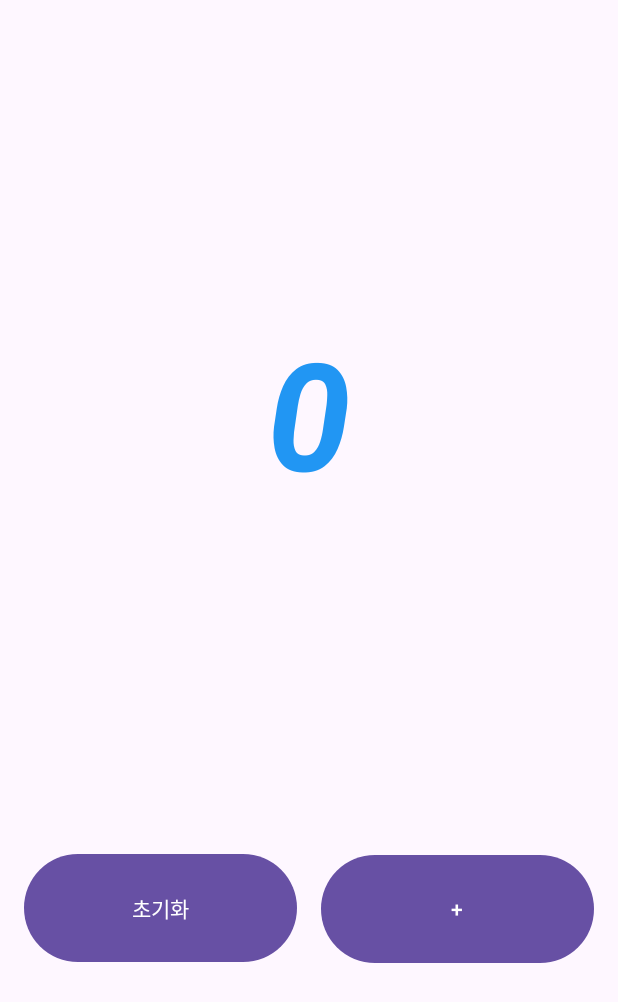
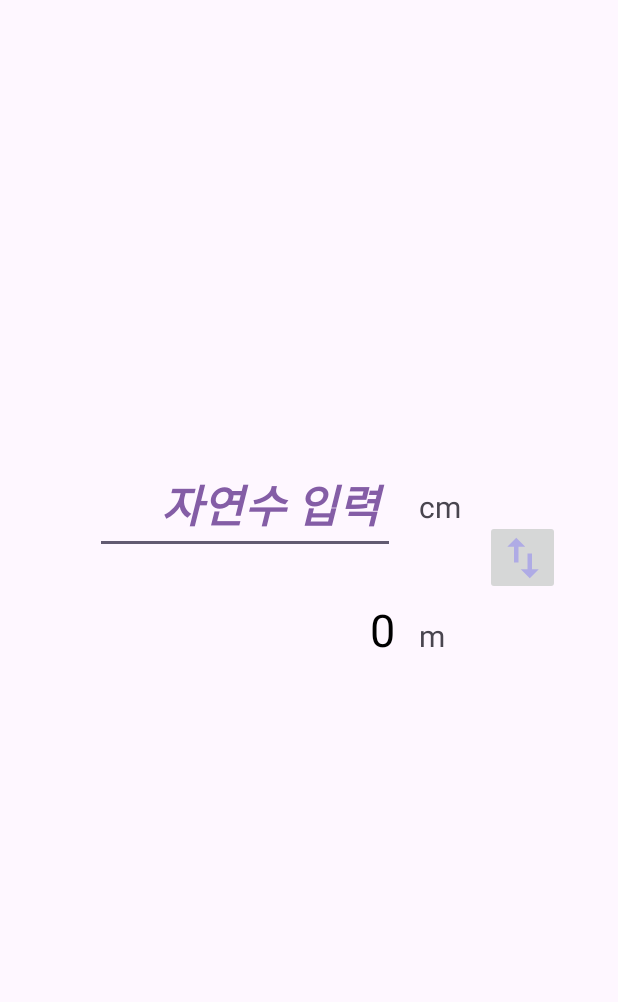
Before and after one commit to d-abing/Android_Basic_study, an Android app: the screen it shows after launch (MainActivity before the commit, ConverterActivity after it), on a phone screen of 412 x 824 dp. Shown: the top 1002 px of the screen. Run offline under Robolectric (Android 15) with nearby library versions, the phone set to English and light mode, and no system bars.

Commit message:
<Part1:Ch3:07>
단위 변환기 앱

```diff
--- a/app/build.gradle.kts
+++ b/app/build.gradle.kts
@@ -4,11 +4,11 @@ plugins {
 }
 
 android {
-    namespace = "com.example.chapter2"
+    namespace = "com.example.fastcampusbasic"
     compileSdk = 34
 
     defaultConfig {
-        applicationId = "com.example.chapter2"
+        applicationId = "com.example.fastcampusbasic"
         minSdk = 28
         targetSdk = 34
         versionCode = 1
@@ -45,6 +45,7 @@ dependencies {
     implementation("androidx.appcompat:appcompat:1.6.1")
     implementation("com.google.android.material:material:1.12.0")
     implementation("androidx.constraintlayout:constraintlayout:2.1.4")
+    implementation("androidx.activity:activity:1.8.0")
     testImplementation("junit:junit:4.13.2")
     androidTestImplementation("androidx.test.ext:junit:1.1.5")
     androidTestImplementation("androidx.test.espresso:espresso-core:3.5.1")
--- /dev/null
+++ b/app/src/main/java/com/example/fastcampusbasic/ConverterActivity.kt
@@ -0,0 +1,68 @@
+package com.example.fastcampusbasic
+
+import android.os.Bundle
+import android.util.Log
+import androidx.appcompat.app.AppCompatActivity
+import androidx.core.widget.addTextChangedListener
+import com.example.fastcampusbasic.databinding.ActivityConverterBinding
+import java.math.BigDecimal
+import java.math.RoundingMode
+import kotlin.text.Typography.times
+
+class ConverterActivity : AppCompatActivity() {
+    private lateinit var binding: ActivityConverterBinding
+    private var cmToM = true
+
+    override fun onCreate(savedInstanceState: Bundle?) {
+        super.onCreate(savedInstanceState)
+        binding = ActivityConverterBinding.inflate(layoutInflater)
+        setContentView(binding.root)
+
+        cmToM = savedInstanceState?.getBoolean("cmToM") ?: true
+        setUnit()
+
+        var inputNumber = 0
+        binding.inputEt.addTextChangedListener { text ->
+            inputNumber = if(text.isNullOrEmpty()) {
+                0
+            } else {
+                text.toString().toInt()
+            }
+            setOutput(inputNumber)
+        }
+
+        binding.swapIb.setOnClickListener {
+            cmToM = !cmToM
+            setUnit()
+            setOutput(inputNumber)
+        }
+    }
+
+    override fun onSaveInstanceState(outState: Bundle) {
+        outState.putBoolean("cmToM", cmToM)
+        super.onSaveInstanceState(outState)
+    }
+
+    private fun setUnit() {
+        binding.inputUnitTv.text = if(cmToM) "cm" else "m"
+        binding.outputUnitTv.text = if(cmToM) "m" else "cm"
+    }
+
+    private fun setOutput(inputNumber: Int) {
+        if(cmToM) {
+            binding.outputTv.text = cmToMConvert(inputNumber)
+        } else {
+            binding.outputTv.text = mToCmConvert(inputNumber)
+        }
+    }
+
+    private fun cmToMConvert(cm: Int): String {
+        val number = BigDecimal(cm)
+        val times = BigDecimal("0.01")
+        return number.multiply(times).setScale(2,RoundingMode.HALF_UP).toString()
+    }
+
+    private fun mToCmConvert(m: Int): String {
+        return m.times(100).toString()
+    }
+}
--- a/app/src/main/java/com/example/chapter2/MainActivity.kt
+++ b/app/src/main/java/com/example/fastcampusbasic/CounterActivity.kt
@@ -1,17 +1,15 @@
-package com.example.chapter2
+package com.example.fastcampusbasic
 
 import androidx.appcompat.app.AppCompatActivity
 import android.os.Bundle
-import android.os.PersistableBundle
-import android.util.Log
-import com.example.chapter2.databinding.ActivityMainBinding
+import com.example.fastcampusbasic.databinding.ActivityCounterBinding
 
-class MainActivity : AppCompatActivity() {
+class CounterActivity : AppCompatActivity() {
     private var number = 0
 
     override fun onCreate(savedInstanceState: Bundle?) {
         super.onCreate(savedInstanceState)
-        val binding = ActivityMainBinding.inflate(layoutInflater)
+        val binding = ActivityCounterBinding.inflate(layoutInflater)
         setContentView(binding.root)
 
         number = savedInstanceState?.getInt("number") ?: 0
--- /dev/null
+++ b/app/src/main/res/drawable/baseline_swap_vert_24.xml
@@ -0,0 +1,5 @@
+<vector xmlns:android="http://schemas.android.com/apk/res/android" android:height="36dp" android:tint="#AFABE5" android:viewportHeight="24" android:viewportWidth="24" android:width="36dp">
+
+    <path android:fillColor="@android:color/white" android:pathData="M16,17.01V10h-2v7.01h-3L15,21l4,-3.99h-3zM9,3L5,6.99h3V14h2V6.99h3L9,3z"/>
+
+</vector>
--- /dev/null
+++ b/app/src/main/res/layout/activity_converter.xml
@@ -0,0 +1,73 @@
+<?xml version="1.0" encoding="utf-8"?>
+<androidx.constraintlayout.widget.ConstraintLayout xmlns:android="http://schemas.android.com/apk/res/android"
+    xmlns:app="http://schemas.android.com/apk/res-auto"
+    xmlns:tools="http://schemas.android.com/tools"
+    android:id="@+id/main"
+    android:layout_width="match_parent"
+    android:layout_height="match_parent"
+    tools:context=".ConverterActivity">
+
+    <EditText
+        android:id="@+id/input_et"
+        android:layout_width="200dp"
+        android:layout_height="wrap_content"
+        android:hint="자연수 입력 "
+        android:textColorHint="@color/purple"
+        android:textSize="30sp"
+        android:textColor="@color/purple"
+        android:textStyle="bold|italic"
+        android:gravity="end"
+        android:inputType="numberDecimal"
+        android:maxLength="7"
+        app:layout_constraintBottom_toBottomOf="parent"
+        app:layout_constraintEnd_toEndOf="parent"
+        app:layout_constraintStart_toStartOf="parent"
+        app:layout_constraintTop_toTopOf="parent"
+        app:layout_constraintHorizontal_bias="0.3"
+        app:layout_constraintVertical_bias="0.4"/>
+
+    <TextView
+        android:id="@+id/output_tv"
+        android:layout_width="0dp"
+        android:layout_height="wrap_content"
+        android:text="0"
+        android:textColor="@color/black"
+        android:textSize="30sp"
+        android:gravity="end"
+        android:layout_marginTop="30dp"
+        app:layout_constraintEnd_toEndOf="@+id/input_et"
+        app:layout_constraintStart_toStartOf="@+id/input_et"
+        app:layout_constraintTop_toBottomOf="@+id/input_et" />
+
+    <TextView
+        android:id="@+id/input_unit_tv"
+        android:layout_width="wrap_content"
+        android:layout_height="wrap_content"
+        android:text="cm"
+        android:textSize="20sp"
+        android:layout_marginStart="16dp"
+        app:layout_constraintStart_toEndOf="@+id/input_et"
+        app:layout_constraintBaseline_toBaselineOf="@+id/input_et" />
+
+    <TextView
+        android:id="@+id/output_unit_tv"
+        android:layout_width="wrap_content"
+        android:layout_height="wrap_content"
+        android:text="m"
+        android:textSize="20sp"
+        android:layout_marginStart="16dp"
+        app:layout_constraintStart_toEndOf="@+id/output_tv"
+        app:layout_constraintBaseline_toBaselineOf="@+id/output_tv" />
+
+    <ImageButton
+        android:id="@+id/swap_ib"
+        android:layout_width="50dp"
+        android:layout_height="50dp"
+        android:src="@drawable/baseline_swap_vert_24"
+        android:layout_marginStart="16dp"
+        app:layout_constraintTop_toTopOf="@+id/input_et"
+        app:layout_constraintBottom_toBottomOf="@id/output_tv"
+        app:layout_constraintStart_toEndOf="@id/input_unit_tv" />
+
+
+</androidx.constraintlayout.widget.ConstraintLayout>
--- a/app/src/main/res/layout/activity_main.xml
+++ b/app/src/main/res/layout/activity_counter.xml
@@ -5,7 +5,7 @@
     android:layout_width="match_parent"
     android:layout_height="match_parent"
     android:orientation="vertical"
-    tools:context=".MainActivity">
+    tools:context=".CounterActivity">
 
     <TextView
         android:id="@+id/number_tv"
--- a/app/src/main/res/values-night/themes.xml
+++ b/app/src/main/res/values-night/themes.xml
@@ -1,6 +1,6 @@
 <resources xmlns:tools="http://schemas.android.com/tools">
     <!-- Base application theme. -->
-    <style name="Base.Theme.Chapter2" parent="Theme.Material3.DayNight.NoActionBar">
+    <style name="Base.Theme.FastCampusBasic" parent="Theme.Material3.DayNight.NoActionBar">
         <!-- Customize your dark theme here. -->
         <!-- <item name="colorPrimary">@color/my_dark_primary</item> -->
     </style>
--- a/app/src/main/res/values/colors.xml
+++ b/app/src/main/res/values/colors.xml
@@ -3,4 +3,5 @@
     <color name="black">#FF000000</color>
     <color name="white">#FFFFFFFF</color>
     <color name="bule">#2196F3</color>
+    <color name="purple">#845DA6</color>
 </resources>
--- a/app/src/main/res/values/strings.xml
+++ b/app/src/main/res/values/strings.xml
@@ -1,3 +1,3 @@
 <resources>
-    <string name="app_name">chapter2</string>
+    <string name="app_name">fastcampusbasic</string>
 </resources>
--- a/app/src/main/res/values/themes.xml
+++ b/app/src/main/res/values/themes.xml
@@ -1,9 +1,9 @@
 <resources xmlns:tools="http://schemas.android.com/tools">
     <!-- Base application theme. -->
-    <style name="Base.Theme.Chapter2" parent="Theme.Material3.DayNight.NoActionBar">
+    <style name="Base.Theme.FastCampusBasic" parent="Theme.Material3.DayNight.NoActionBar">
         <!-- Customize your light theme here. -->
         <!-- <item name="colorPrimary">@color/my_light_primary</item> -->
     </style>
 
-    <style name="Theme.Chapter2" parent="Base.Theme.Chapter2" />
+    <style name="Theme.FastCampusBasic" parent="Base.Theme.FastCampusBasic" />
 </resources>
--- a/settings.gradle.kts
+++ b/settings.gradle.kts
@@ -13,5 +13,5 @@ dependencyResolutionManagement {
     }
 }
 
-rootProject.name = "chapter2"
+rootProject.name = "fastcampusbasic"
 include(":app")
```
Also changed, not shown: app/src/main/AndroidManifest.xml (+6 -2 lines), 4 other files.
